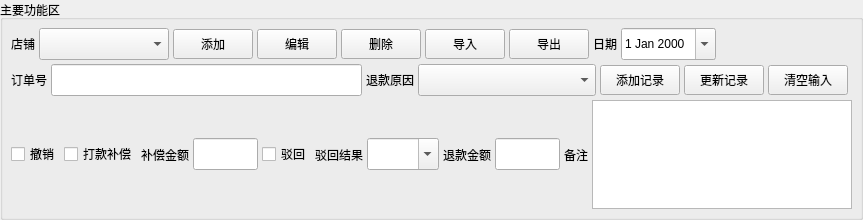
First picture: the form in input_panel.ui, repository 244727418/shouhou, before the edit.
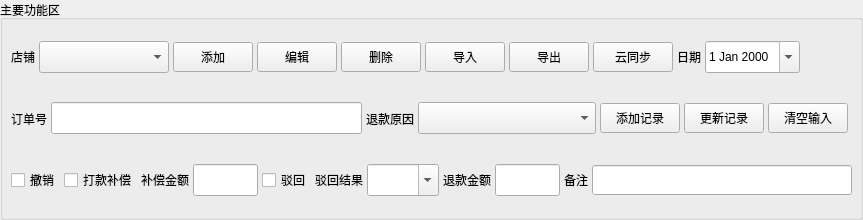
Second picture: the form after the edit.

Diff of the .ui file:
```diff
--- a/input_panel.ui
+++ b/input_panel.ui
@@ -141,6 +141,19 @@
         </property>
        </widget>
       </item>
+      <item>
+       <widget class="QPushButton" name="cloud_sync_btn">
+        <property name="text">
+         <string>云同步</string>
+        </property>
+        <property name="minimumSize">
+         <size>
+          <width>0</width>
+          <height>30</height>
+         </size>
+        </property>
+       </widget>
+      </item>
       <item>
        <widget class="QLabel" name="date_label">
         <property name="text">
@@ -453,7 +466,7 @@
        </widget>
       </item>
       <item>
-       <widget class="QTextEdit" name="notes_edit">
+       <widget class="QLineEdit" name="notes_edit">
         <property name="minimumSize">
          <size>
           <width>260</width>
@@ -463,12 +476,6 @@
         <property name="maximumHeight">
          <number>34</number>
         </property>
-        <property name="verticalScrollBarPolicy">
-         <enum>Qt::ScrollBarAlwaysOff</enum>
-        </property>
-        <property name="horizontalScrollBarPolicy">
-         <enum>Qt::ScrollBarAlwaysOff</enum>
-        </property>
        </widget>
       </item>
       <item>
```
